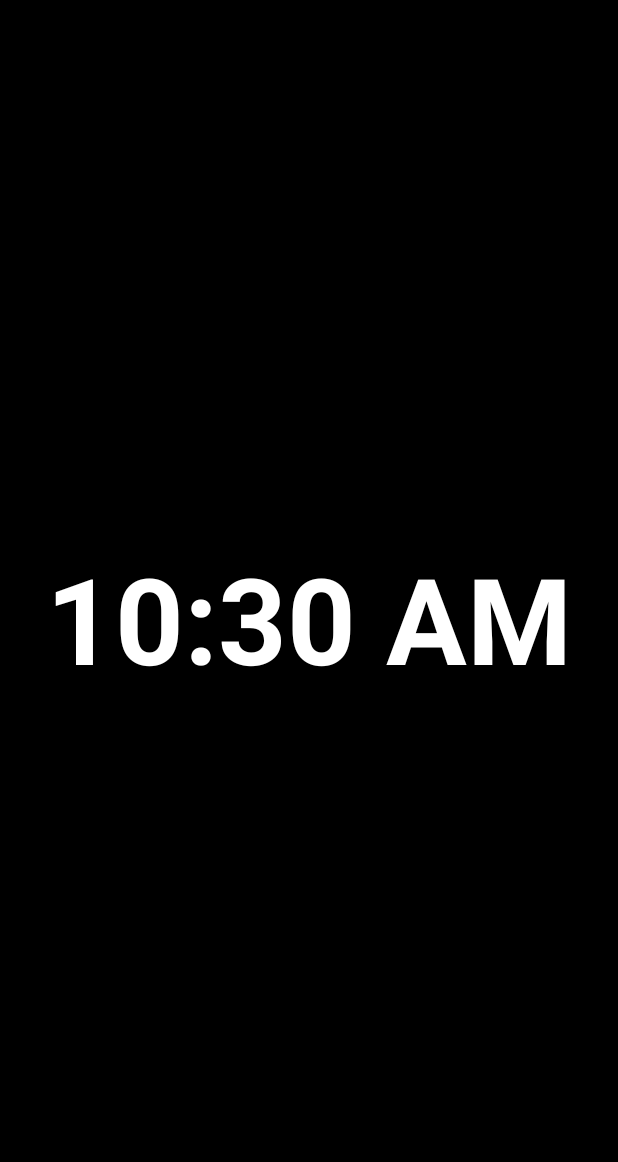
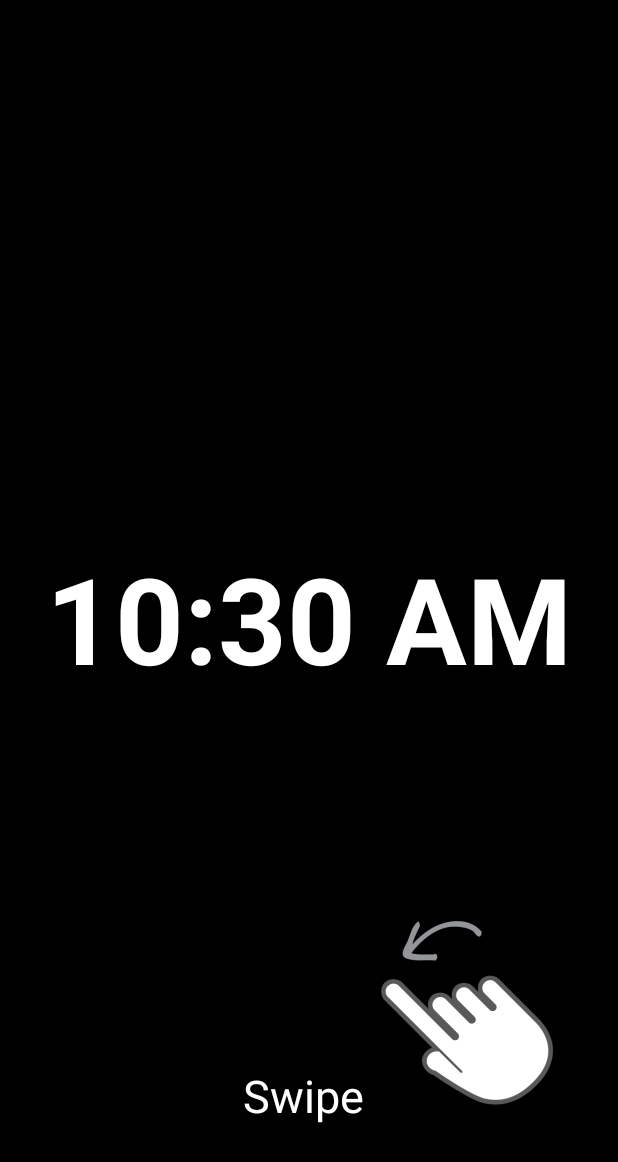
Before and after one commit to mehnazTara/AlarmClock, an Android app: the screen it shows after launch (MainActivity), on a phone screen of 412 x 824 dp. Shown: the top 1162 px of the screen. Run offline under Robolectric (Android 15) with nearby library versions, the phone set to English and light mode, and no system bars.

Commit message:
fixed UI for edit page and also added the swipe icon from ore's

```diff
--- a/app/src/main/res/layout/fragment_main.xml
+++ b/app/src/main/res/layout/fragment_main.xml
@@ -37,4 +37,24 @@
         android:textSize="24dp"
         android:text="DISMISS" />
 
+    <ImageView
+        android:layout_width="wrap_content"
+        android:layout_height="wrap_content"
+        app:srcCompat="@mipmap/swipe3"
+        android:id="@+id/imageView2"
+        android:layout_marginBottom="14dp"
+        android:layout_alignBottom="@+id/dismiss_alarm_button"
+        android:layout_alignEnd="@+id/textClock" />
+
+    <TextView
+        android:text="Swipe "
+        android:textColor="@color/white"
+        android:textSize="30sp"
+
+        android:layout_width="wrap_content"
+        android:layout_height="wrap_content"
+        android:id="@+id/textView2"
+        android:layout_alignTop="@+id/dismiss_alarm_button"
+        android:layout_centerHorizontal="true" />
+
 </RelativeLayout>
```
Also changed, not shown: app/src/main/res/layout/content_edit_alarm.xml (+4 -5 lines).
